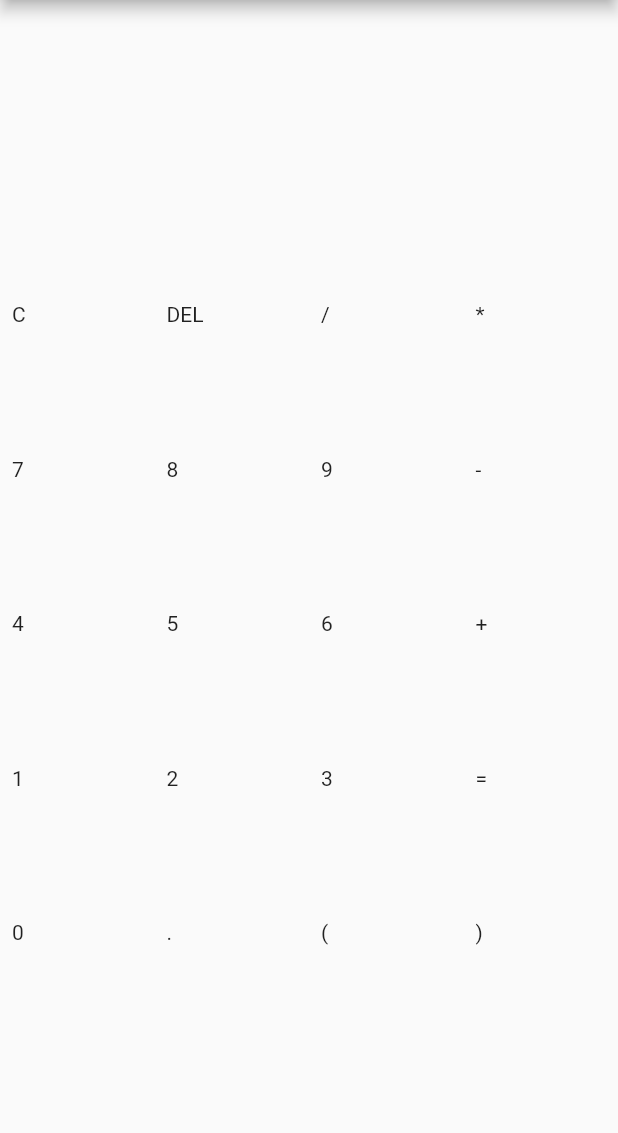
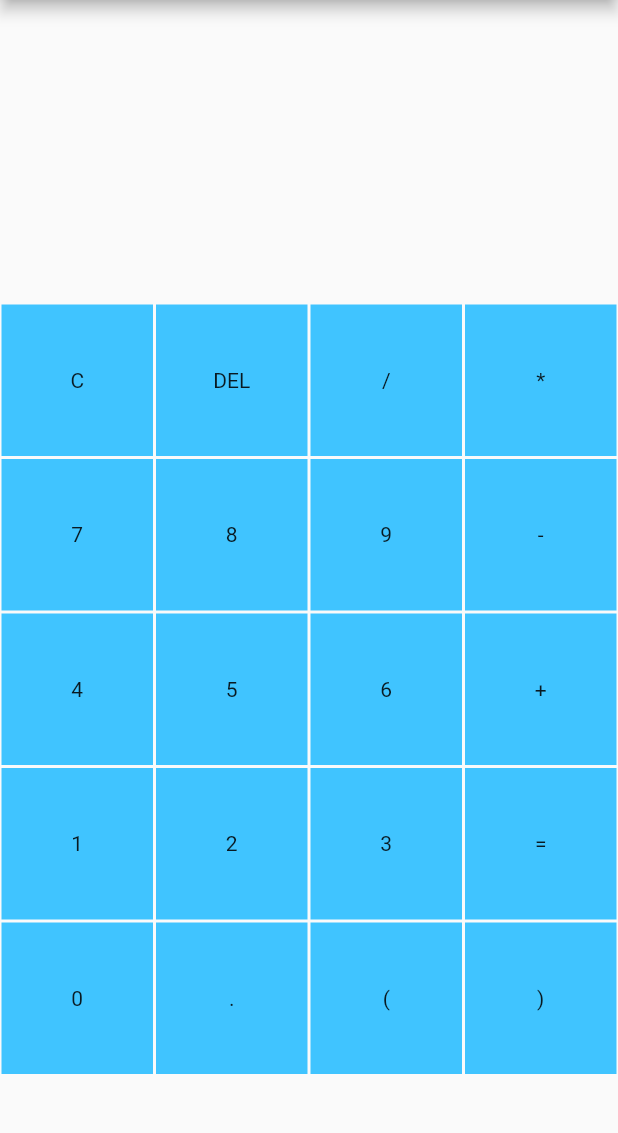
Before and after one commit to TimoLob/Calculator-App, a Flutter app: the screen it shows after launch, on a phone screen of 412 x 824 dp, the part 84-1217 px from its top. Run offline on Flutter 3.47's test engine with Material 2 defaults, Android fonts, the phone set to English and light mode, and no system bars.

Commit message:
prevented endless loop if negative numbers are involved. negative number still not supported

```diff
--- a/lib/calculator.dart
+++ b/lib/calculator.dart
@@ -20,7 +20,7 @@ class _CalculatorState extends State<Calculator> {
                     mainAxisAlignment: MainAxisAlignment.spaceAround,
 
           crossAxisAlignment: CrossAxisAlignment.center,
-          children: <Widget>[Text(_equation), buildButtonGrid()],
+          children: <Widget>[Container(child: Text(_equation,textScaleFactor: 3,)), buildButtonGrid()],
         ));
   }
 
@@ -69,9 +69,11 @@ class _CalculatorState extends State<Calculator> {
 
   String solveOnePriority(String eq,List<String> operators,List functions)
   {
-    while(eq.contains(operators[0]) || eq.contains(operators[1]))
+    print(eq);
+    while(eq.contains(operators[0],1) || eq.contains(operators[1],1))
     {
-      for(int i=0;i<eq.length;i++)
+      print(eq);
+      for(int i=1;i<eq.length;i++)
       {
         if (eq[i] == operators[0] || eq[i]==operators[1])
         {
@@ -105,10 +107,13 @@ class _CalculatorState extends State<Calculator> {
           else
           {
             eq = eq.replaceAll(eq.substring(leftIndex,rightIndex), functions[1](leftNumber,rightNumber).toString());
+            break;
           }
+
         }
       }
     }
+    print(eq);
     return eq;
   }
 
@@ -137,10 +142,12 @@ class _CalculatorState extends State<Calculator> {
 
   Widget buildButton(String text) {
     return GestureDetector(
-      child: Container(
-        child: Padding(
-          padding: const EdgeInsets.all(8.0),
-          child: Text(text),
+      child: Padding(
+        padding: const EdgeInsets.all(1.0),
+        child: Container(
+          color: Colors.lightBlueAccent,
+            child: Center(child: Text(text)),
+
         ),
       ),
       onTap: () => onTabListener(text),
```
Also changed, not shown: 1 other file.
